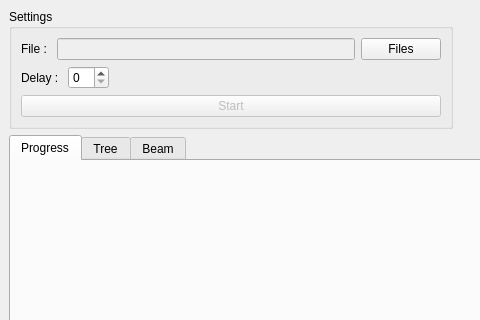
Qt form src/gui/MainWindow.ui (luhumber/krpsim) before a commit; both pictures show x 0 to 480 and y 0 to 320 of the 906 by 694 pixel window.
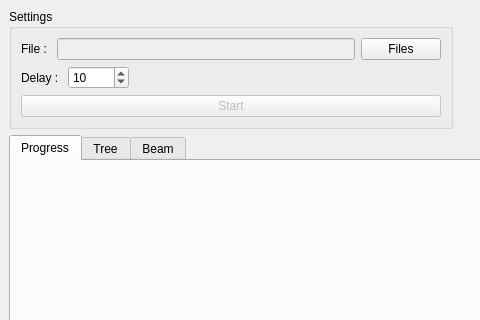
The same form after that commit. Custom widgets are drawn as their Qt base class.

```diff
--- a/src/gui/MainWindow.ui
+++ b/src/gui/MainWindow.ui
@@ -67,7 +67,14 @@
             </widget>
            </item>
            <item>
-            <widget class="QSpinBox" name="delaySpinBox"/>
+            <widget class="QSpinBox" name="delaySpinBox">
+             <property name="maximum">
+              <number>40000</number>
+             </property>
+             <property name="value">
+              <number>10</number>
+             </property>
+            </widget>
            </item>
            <item>
             <spacer name="horizontalSpacer_2">
```
